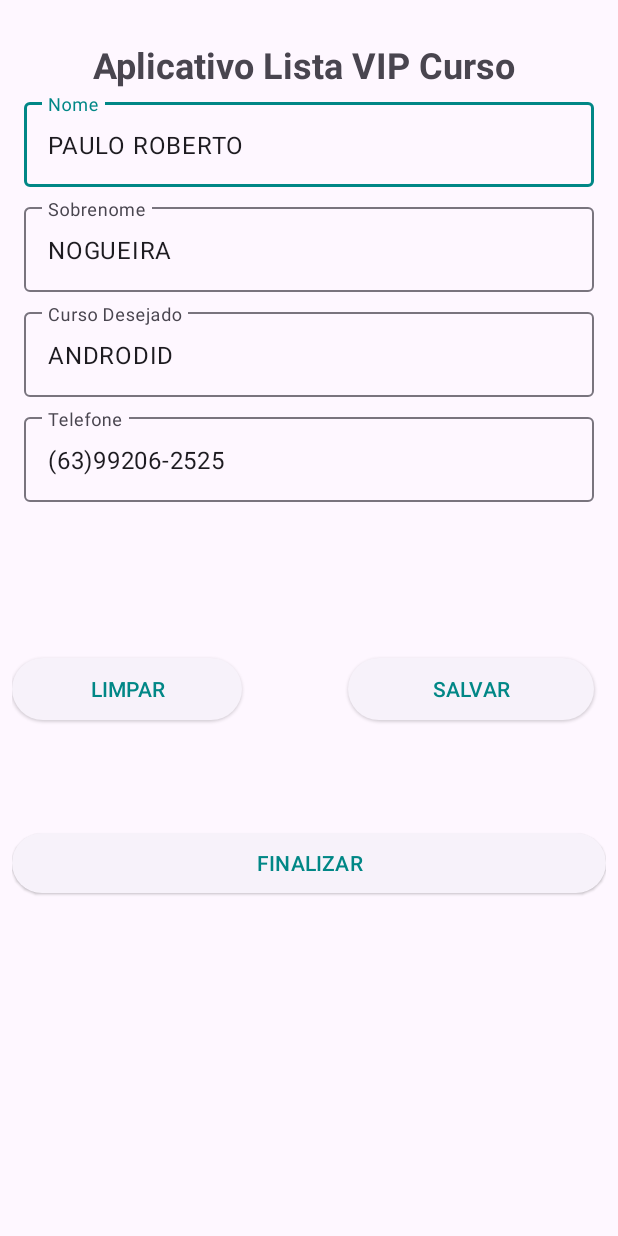
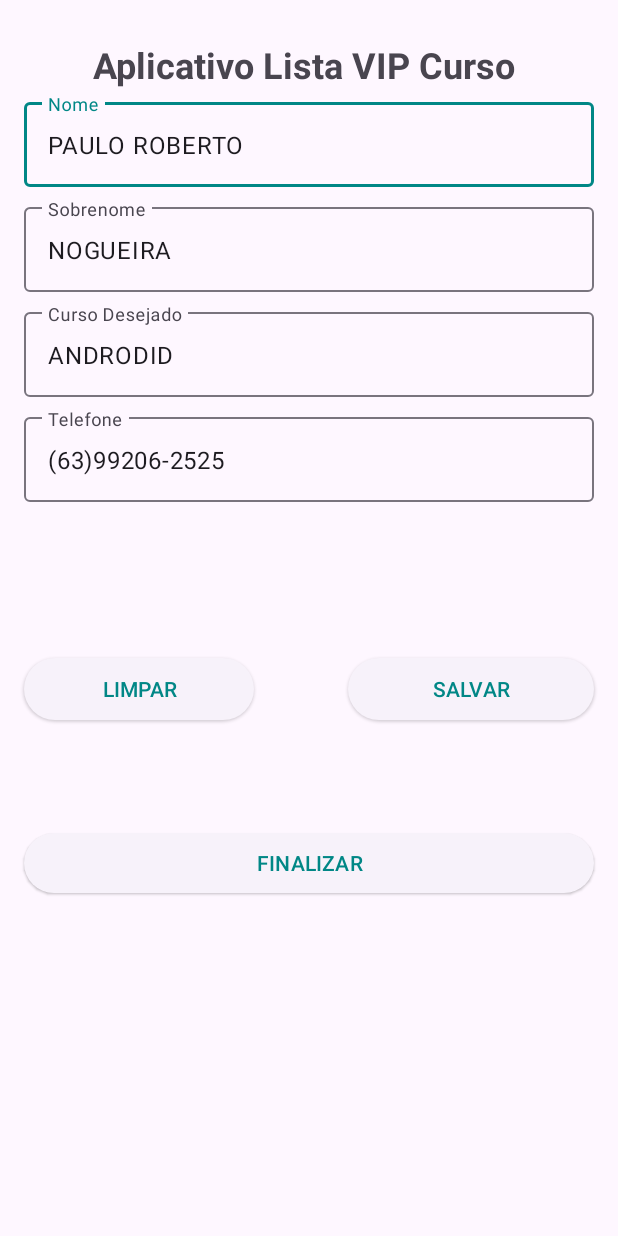
Before and after one commit to paulohorizonti/CursoAndroid2023, an Android app: the screen it shows after launch (MainActivity), on a phone screen of 412 x 824 dp. Run offline under Robolectric (Android 15) with nearby library versions, the light colour scheme and no system bars.

```diff
--- a/AppListaCursos/app/src/main/res/layout/activity_main.xml
+++ b/AppListaCursos/app/src/main/res/layout/activity_main.xml
@@ -105,6 +105,8 @@
         style="@style/Widget.Material3.Button.ElevatedButton"
         android:layout_width="0dp"
         android:layout_height="wrap_content"
+        android:layout_marginStart="8dp"
+        android:layout_marginEnd="8dp"
         android:text="FINALIZAR"
         app:layout_constraintBottom_toBottomOf="parent"
         app:layout_constraintEnd_toEndOf="parent"
@@ -117,12 +119,13 @@
         style="@style/Widget.Material3.Button.ElevatedButton"
         android:layout_width="153dp"
         android:layout_height="49dp"
+        android:layout_marginStart="8dp"
         android:layout_marginTop="32dp"
         android:text="LIMPAR"
         app:layout_constraintBottom_toTopOf="@+id/btnFinalizar"
+        app:layout_constraintStart_toStartOf="parent"
         app:layout_constraintTop_toBottomOf="@+id/edtTelefone"
-        tools:ignore="MissingConstraints"
-        tools:layout_editor_absoluteX="8dp" />
+        tools:ignore="MissingConstraints" />
 
     <Button
         android:id="@+id/btnSalvar"
```
